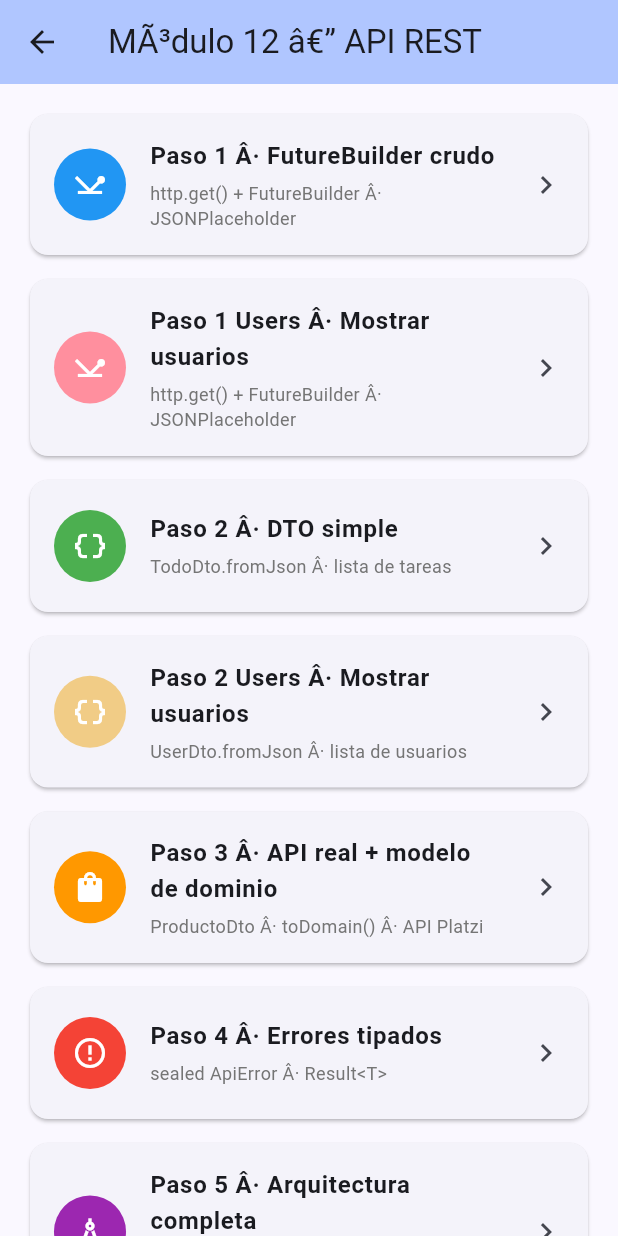
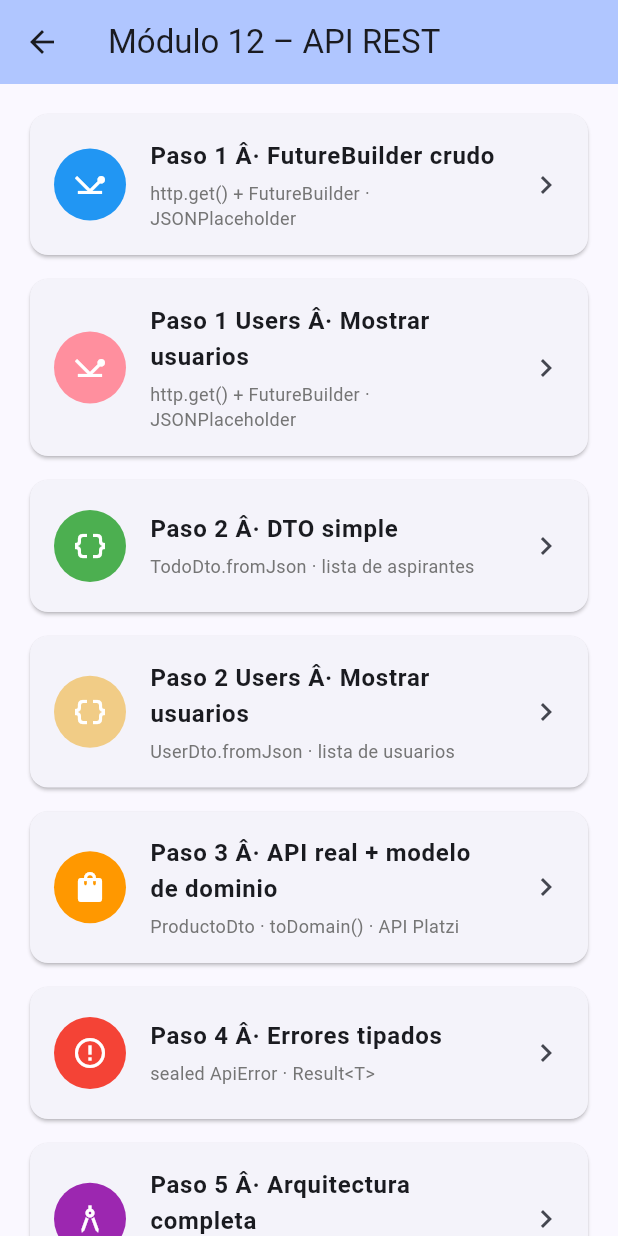
Before and after one commit to AlexMa77/programacion_4_manana_macias, a Flutter app: the PantallaMenu screen opened directly, on a phone screen of 412 x 824 dp. Run offline on Flutter 3.47's test engine with Material 3 defaults, Android fonts, the phone set to English and light mode, and no system bars; our stand-ins replace cached_network_image, dio, flutter_dotenv, flutter_riverpod, flutter_secure_storage, go_router; accounts and stored records are empty.

Commit message:
fix: tema educativo modulo07, modulo10 y modulo12 corregidos

```diff
--- a/modulo_3/flutter/modulo07_layouts_mp/lib/widgets/customized_sized_box.dart
+++ b/modulo_3/flutter/modulo07_layouts_mp/lib/widgets/customized_sized_box.dart
@@ -47,7 +47,7 @@ class CustomizedSizedBox extends StatelessWidget {
           Wrap(
             spacing:    8,
             runSpacing: 8,
-            children: ['nginx', 'TLS 1.3', 'HTTP/2', 'IPv6', 'Load Balancer', 'CDN', 'WAF']
+            children: ['Matemáticas', 'Física', 'Química', 'Lenguaje', 'Inglés', 'Historia', 'Computación']
                 .map((t) => Chip(label: Text(t)))
                 .toList(),
           ),
--- a/modulo_3/flutter/modulo10_riverpod_mp/lib/providers/aspirantes_provider.dart
+++ b/modulo_3/flutter/modulo10_riverpod_mp/lib/providers/aspirantes_provider.dart
@@ -9,8 +9,8 @@ class AspirantesNotifier extends Notifier<List<SolicitudAdmision>> {
   List<SolicitudAdmision> build() => [
     SolicitudAdmision(id:'1', nombre:'Juan Perez', documento:'0923456781', edad:22,   beca:true,  favorito:true),
     SolicitudAdmision(id:'2', nombre:'Maria Gomez',  documento:'0934567812', edad:22,   beca:true),
-    SolicitudAdmision(id:'3', nombre:'Carlos Lopez', documento:'0945678123', edad:2222, beca:false),
-    SolicitudAdmision(id:'4', nombre:'dev-deb-api',  documento:'10.0.4.10', edad:2222, beca:false)
+    SolicitudAdmision(id:'3', nombre:'Carlos Lopez', documento:'0945678123', edad:21, beca:false),
+    SolicitudAdmision(id:'4', nombre:'Sofia Vega',   documento:'0956789234', edad:19,   beca:false)
   ];
 
   void toggleFavorito(String id) {
--- a/modulo_3/flutter/modulo12_api_mp/lib/main.dart
+++ b/modulo_3/flutter/modulo12_api_mp/lib/main.dart
@@ -93,7 +93,7 @@ class PantallaMenu extends StatelessWidget {
         ruta: '/paso1',
         titulo: 'Paso 1',
         subtitulo: 'FutureBuilder crudo',
-        detalle: 'http.get() + FutureBuilder Â· JSONPlaceholder',
+        detalle: 'http.get() + FutureBuilder · JSONPlaceholder',
         icono: Icons.network_ping,
         color: Colors.blue,
       ),
@@ -101,7 +101,7 @@ class PantallaMenu extends StatelessWidget {
         ruta: '/paso1users',
         titulo: 'Paso 1 Users',
         subtitulo: 'Mostrar usuarios',
-        detalle: 'http.get() + FutureBuilder Â· JSONPlaceholder',
+        detalle: 'http.get() + FutureBuilder · JSONPlaceholder',
         icono: Icons.network_ping,
         color: Color.fromARGB(255, 255, 143, 158),
       ),
@@ -109,7 +109,7 @@ class PantallaMenu extends StatelessWidget {
         ruta: '/paso2',
         titulo: 'Paso 2',
         subtitulo: 'DTO simple',
-        detalle: 'TodoDto.fromJson Â· lista de tareas',
+        detalle: 'TodoDto.fromJson · lista de aspirantes',
         icono: Icons.data_object,
         color: Colors.green,
       ),
@@ -117,7 +117,7 @@ class PantallaMenu extends StatelessWidget {
         ruta: '/paso2users',
         titulo: 'Paso 2 Users',
         subtitulo: 'Mostrar usuarios',
-        detalle: 'UserDto.fromJson Â· lista de usuarios',
+        detalle: 'UserDto.fromJson · lista de usuarios',
         icono: Icons.data_object,
         color: Color.fromARGB(255, 241, 204, 134),
       ),
@@ -125,7 +125,7 @@ class PantallaMenu extends StatelessWidget {
         ruta: '/paso3',
         titulo: 'Paso 3',
         subtitulo: 'API real + modelo de dominio',
-        detalle: 'ProductoDto Â· toDomain() Â· API Platzi',
+        detalle: 'ProductoDto · toDomain() · API Platzi',
         icono: Icons.shopping_bag,
         color: Colors.orange,
       ),
@@ -133,7 +133,7 @@ class PantallaMenu extends StatelessWidget {
         ruta: '/paso4',
         titulo: 'Paso 4',
         subtitulo: 'Errores tipados',
-        detalle: 'sealed ApiError Â· Result<T>',
+        detalle: 'sealed ApiError · Result<T>',
         icono: Icons.error_outline,
         color: Colors.red,
       ),
@@ -141,7 +141,7 @@ class PantallaMenu extends StatelessWidget {
         ruta: '/paso5',
         titulo: 'Paso 5',
         subtitulo: 'Arquitectura completa',
-        detalle: 'HttpClient Â· Repository Â· Riverpod Notifier',
+        detalle: 'HttpClient · Repository · Riverpod Notifier',
         icono: Icons.architecture,
         color: Colors.purple,
       ),
@@ -149,7 +149,7 @@ class PantallaMenu extends StatelessWidget {
 
     return Scaffold(
       appBar: AppBar(
-        title: const Text('MÃ³dulo 12 â€” API REST'),
+        title: const Text('Módulo 12 – API REST'),
         backgroundColor: Theme.of(context).colorScheme.inversePrimary,
       ),
       body: ListView.separated(
```
Also changed, not shown: modulo_3/flutter/modulo07_layouts_mp/lib/main.dart (+18 -18 lines).
